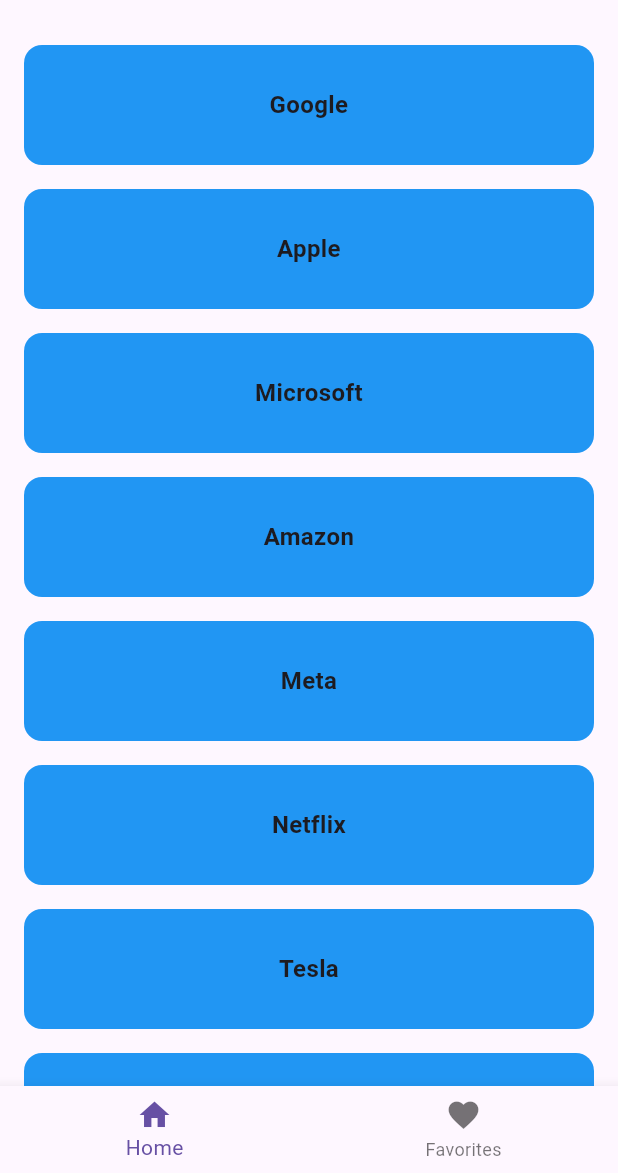
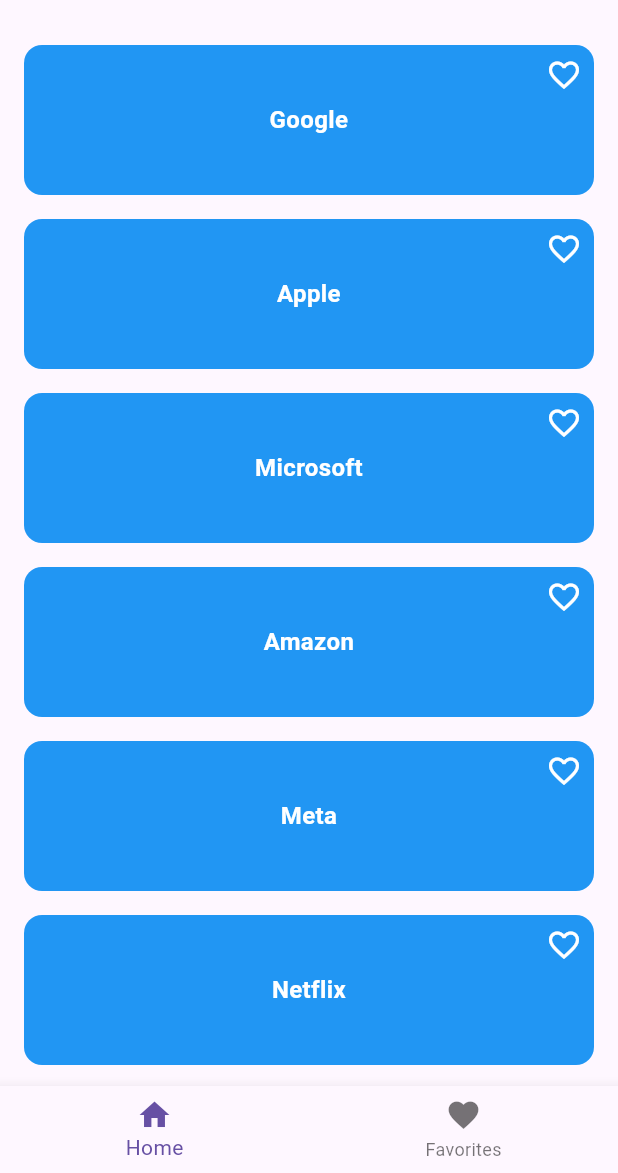
Before and after one commit to ezedin130/company_directory, a Flutter app: the screen it shows after launch, on a phone screen of 412 x 824 dp, the part 63-1236 px from its top. Run offline on Flutter 3.47's test engine with Material 3 defaults, Android fonts, the phone set to English and light mode, and no system bars; our stand-ins replace get, shared_preferences.

Commit message:
feat: update CompanyCard to include tappable favorite icon with reactive state

```diff
--- a/lib/widgets/company_card.dart
+++ b/lib/widgets/company_card.dart
@@ -2,12 +2,16 @@ import 'package:flutter/material.dart';
 
 class CompanyCard extends StatelessWidget {
   final String companyName;
+  final bool isFavorite;
   final Function()? onTap;
+  final Function()? onFavoriteTap;
 
   const CompanyCard({
     super.key,
     required this.companyName,
-    required this.onTap
+    this.isFavorite = false,
+    required this.onTap,
+    required this.onFavoriteTap,
   });
 
   @override
@@ -15,21 +19,37 @@ class CompanyCard extends StatelessWidget {
     return GestureDetector(
       onTap: onTap,
       child: Container(
-        height: 80,
+        height: 100,
         margin: const EdgeInsets.all(8),
         decoration: BoxDecoration(
           color: Colors.blue,
           borderRadius: BorderRadius.circular(12),
         ),
-        child: Center(
+        child: Stack(
+          children: [
+            Center(
               child: Text(
                 companyName,
                 textAlign: TextAlign.center,
                 style: const TextStyle(
                   fontSize: 16,
                   fontWeight: FontWeight.w600,
+                  color: Colors.white,
                 ),
               ),
+            ),
+            Positioned(
+              top: 8,
+              right: 8,
+              child: GestureDetector(
+                onTap: onFavoriteTap,
+                child: Icon(
+                  isFavorite ? Icons.favorite : Icons.favorite_border,
+                  color: isFavorite ? Colors.brown : Colors.white,
+                ),
+              ),
+            ),
+          ],
         ),
       ),
     );
```
Lines whose indentation alone changed are shown as unchanged.
